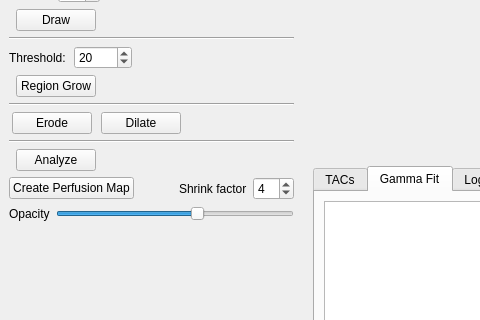
CardiacImagingCharite/CardiacPerfusion, file main/KardioPerfusion.ui: the form before one commit; both pictures show x 0 to 480 and y 297 to 617 of the 1128 by 899 pixel window.
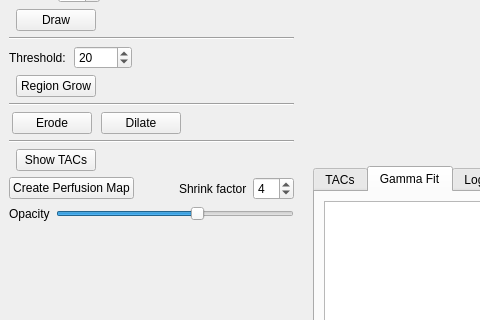
The form after the commit. Icons and pictures are not drawn. Custom widgets are drawn as their Qt base class.

What changed in the file:
```diff
--- a/main/KardioPerfusion.ui
+++ b/main/KardioPerfusion.ui
@@ -419,7 +419,7 @@
              <bool>false</bool>
             </property>
             <property name="text">
-             <string>Analyze</string>
+             <string>Show TACs</string>
             </property>
             <property name="checkable">
              <bool>false</bool>
```
Left out of the diff: 12 changed lines with no effect on the pictures. Lines whose indentation alone changed are shown as unchanged.
